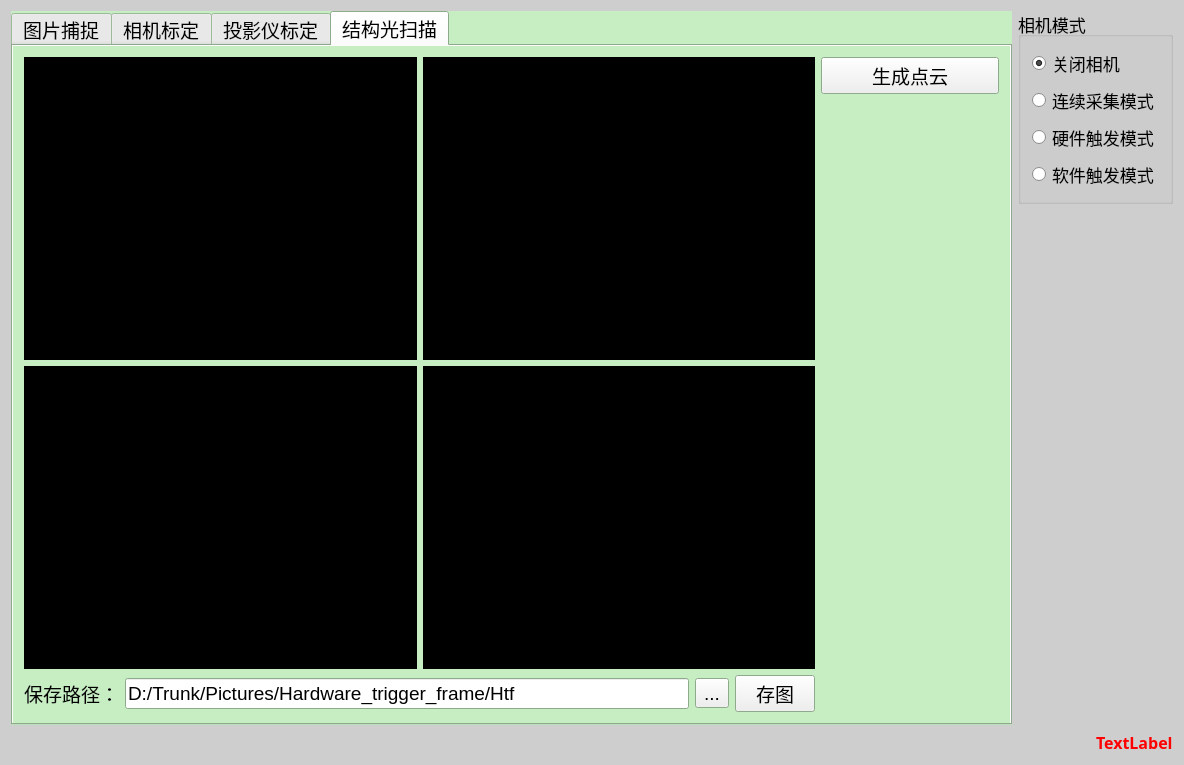
This is Products/SLight/StructureLight/mainwindow.ui in lijian103/Trunk as Qt 5 draws it before an edit. The edited form follows.
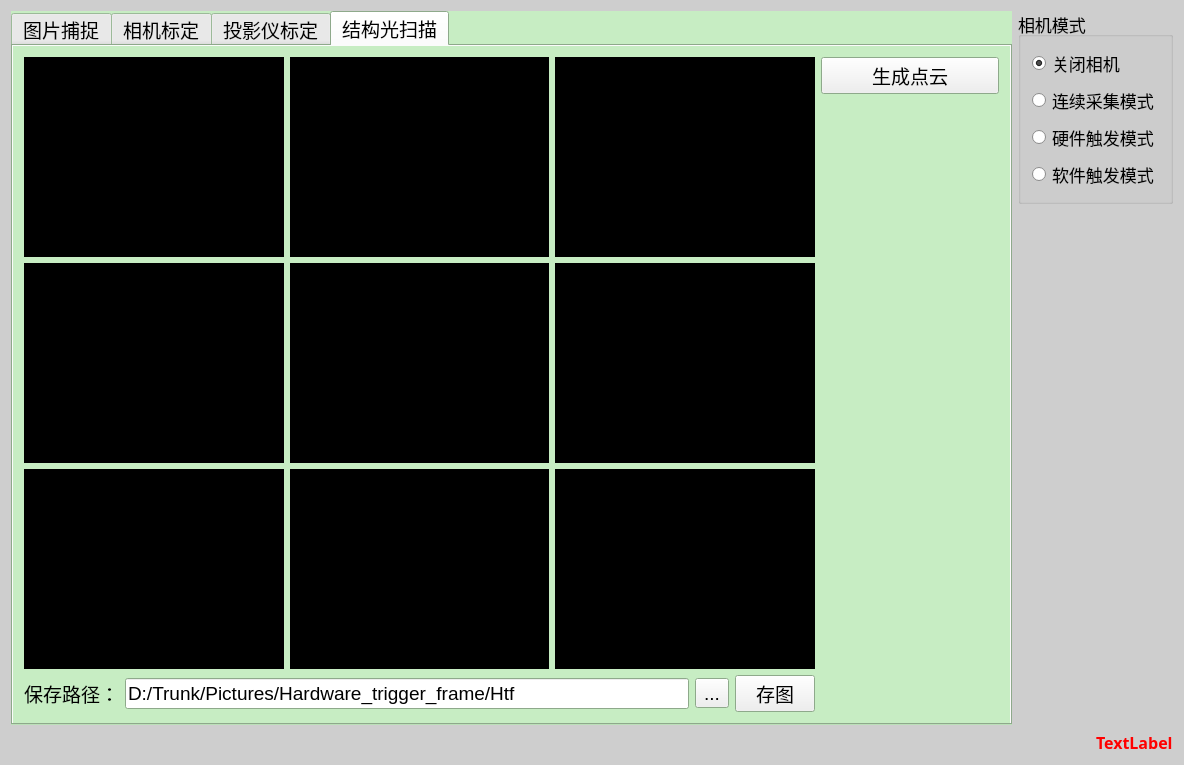
This is the edited form. The open tabs and pages were chosen to show the change. Icons and pictures are not drawn.

Patch:
```diff
--- a/Products/SLight/StructureLight/mainwindow.ui
+++ b/Products/SLight/StructureLight/mainwindow.ui
@@ -492,6 +492,160 @@
           </item>
           <item row="0" column="0">
            <layout class="QGridLayout" name="gridLayout_2">
+            <item row="0" column="1">
+             <widget class="QLabel" name="label_70_2">
+              <property name="palette">
+               <palette>
+                <active>
+                 <colorrole role="Base">
+                  <brush brushstyle="SolidPattern">
+                   <color alpha="255">
+                    <red>255</red>
+                    <green>255</green>
+                    <blue>255</blue>
+                   </color>
+                  </brush>
+                 </colorrole>
+                 <colorrole role="Window">
+                  <brush brushstyle="SolidPattern">
+                   <color alpha="255">
+                    <red>0</red>
+                    <green>0</green>
+                    <blue>0</blue>
+                   </color>
+                  </brush>
+                 </colorrole>
+                </active>
+                <inactive>
+                 <colorrole role="Base">
+                  <brush brushstyle="SolidPattern">
+                   <color alpha="255">
+                    <red>255</red>
+                    <green>255</green>
+                    <blue>255</blue>
+                   </color>
+                  </brush>
+                 </colorrole>
+                 <colorrole role="Window">
+                  <brush brushstyle="SolidPattern">
+                   <color alpha="255">
+                    <red>0</red>
+                    <green>0</green>
+                    <blue>0</blue>
+                   </color>
+                  </brush>
+                 </colorrole>
+                </inactive>
+                <disabled>
+                 <colorrole role="Base">
+                  <brush brushstyle="SolidPattern">
+                   <color alpha="255">
+                    <red>0</red>
+                    <green>0</green>
+                    <blue>0</blue>
+                   </color>
+                  </brush>
+                 </colorrole>
+                 <colorrole role="Window">
+                  <brush brushstyle="SolidPattern">
+                   <color alpha="255">
+                    <red>0</red>
+                    <green>0</green>
+                    <blue>0</blue>
+                   </color>
+                  </brush>
+                 </colorrole>
+                </disabled>
+               </palette>
+              </property>
+              <property name="autoFillBackground">
+               <bool>true</bool>
+              </property>
+              <property name="text">
+               <string/>
+              </property>
+              <property name="scaledContents">
+               <bool>true</bool>
+              </property>
+             </widget>
+            </item>
+            <item row="0" column="2">
+             <widget class="QLabel" name="label_70_3">
+              <property name="palette">
+               <palette>
+                <active>
+                 <colorrole role="Base">
+                  <brush brushstyle="SolidPattern">
+                   <color alpha="255">
+                    <red>255</red>
+                    <green>255</green>
+                    <blue>255</blue>
+                   </color>
+                  </brush>
+                 </colorrole>
+                 <colorrole role="Window">
+                  <brush brushstyle="SolidPattern">
+                   <color alpha="255">
+                    <red>0</red>
+                    <green>0</green>
+                    <blue>0</blue>
+                   </color>
+                  </brush>
+                 </colorrole>
+                </active>
+                <inactive>
+                 <colorrole role="Base">
+                  <brush brushstyle="SolidPattern">
+                   <color alpha="255">
+                    <red>255</red>
+                    <green>255</green>
+                    <blue>255</blue>
+                   </color>
+                  </brush>
+                 </colorrole>
+                 <colorrole role="Window">
+                  <brush brushstyle="SolidPattern">
+                   <color alpha="255">
+                    <red>0</red>
+                    <green>0</green>
+                    <blue>0</blue>
+                   </color>
+                  </brush>
+                 </colorrole>
+                </inactive>
+                <disabled>
+                 <colorrole role="Base">
+                  <brush brushstyle="SolidPattern">
+                   <color alpha="255">
+                    <red>0</red>
+                    <green>0</green>
+                    <blue>0</blue>
+                   </color>
+                  </brush>
+                 </colorrole>
+                 <colorrole role="Window">
+                  <brush brushstyle="SolidPattern">
+                   <color alpha="255">
+                    <red>0</red>
+                    <green>0</green>
+                    <blue>0</blue>
+                   </color>
+                  </brush>
+                 </colorrole>
+                </disabled>
+               </palette>
+              </property>
+              <property name="autoFillBackground">
+               <bool>true</bool>
+              </property>
+              <property name="text">
+               <string/>
+              </property>
+              <property name="scaledContents">
+               <bool>true</bool>
+              </property>
+             </widget>
+            </item>
             <item row="0" column="0">
              <widget class="QLabel" name="label_5">
               <property name="sizePolicy">
@@ -575,8 +729,8 @@
               </property>
              </widget>
             </item>
-            <item row="0" column="1">
-             <widget class="QLabel" name="label_6">
+            <item row="2" column="2">
+             <widget class="QLabel" name="label_59_3">
               <property name="palette">
                <palette>
                 <active>
@@ -647,13 +801,81 @@
               <property name="text">
                <string/>
               </property>
-              <property name="scaledContents">
+             </widget>
+            </item>
+            <item row="2" column="0">
+             <widget class="QLabel" name="label_59_1">
+              <property name="palette">
+               <palette>
+                <active>
+                 <colorrole role="Base">
+                  <brush brushstyle="SolidPattern">
+                   <color alpha="255">
+                    <red>255</red>
+                    <green>255</green>
+                    <blue>255</blue>
+                   </color>
+                  </brush>
+                 </colorrole>
+                 <colorrole role="Window">
+                  <brush brushstyle="SolidPattern">
+                   <color alpha="255">
+                    <red>0</red>
+                    <green>0</green>
+                    <blue>0</blue>
+                   </color>
+                  </brush>
+                 </colorrole>
+                </active>
+                <inactive>
+                 <colorrole role="Base">
+                  <brush brushstyle="SolidPattern">
+                   <color alpha="255">
+                    <red>255</red>
+                    <green>255</green>
+                    <blue>255</blue>
+                   </color>
+                  </brush>
+                 </colorrole>
+                 <colorrole role="Window">
+                  <brush brushstyle="SolidPattern">
+                   <color alpha="255">
+                    <red>0</red>
+                    <green>0</green>
+                    <blue>0</blue>
+                   </color>
+                  </brush>
+                 </colorrole>
+                </inactive>
+                <disabled>
+                 <colorrole role="Base">
+                  <brush brushstyle="SolidPattern">
+                   <color alpha="255">
+                    <red>0</red>
+                    <green>0</green>
+                    <blue>0</blue>
+                   </color>
+                  </brush>
+                 </colorrole>
+                 <colorrole role="Window">
+                  <brush brushstyle="SolidPattern">
+                   <color alpha="255">
+                    <red>0</red>
+                    <green>0</green>
+                    <blue>0</blue>
+                   </color>
+                  </brush>
+                 </colorrole>
+                </disabled>
+               </palette>
+              </property>
+              <property name="autoFillBackground">
                <bool>true</bool>
               </property>
              </widget>
             </item>
-            <item row="1" column="1">
-             <widget class="QLabel" name="label_8">
+            <item row="1" column="0">
+             <widget class="QLabel" name="label_64_1">
               <property name="palette">
                <palette>
                 <active>
@@ -732,8 +954,8 @@
               </property>
              </widget>
             </item>
-            <item row="1" column="0">
-             <widget class="QLabel" name="label_7">
+            <item row="1" column="1">
+             <widget class="QLabel" name="label_64_2">
               <property name="palette">
                <palette>
                 <active>
@@ -804,8 +1026,153 @@
               <property name="text">
                <string/>
               </property>
-              <property name="scaledContents">
+             </widget>
+            </item>
+            <item row="1" column="2">
+             <widget class="QLabel" name="label_64_3">
+              <property name="palette">
+               <palette>
+                <active>
+                 <colorrole role="Base">
+                  <brush brushstyle="SolidPattern">
+                   <color alpha="255">
+                    <red>255</red>
+                    <green>255</green>
+                    <blue>255</blue>
+                   </color>
+                  </brush>
+                 </colorrole>
+                 <colorrole role="Window">
+                  <brush brushstyle="SolidPattern">
+                   <color alpha="255">
+                    <red>0</red>
+                    <green>0</green>
+                    <blue>0</blue>
+                   </color>
+                  </brush>
+                 </colorrole>
+                </active>
+                <inactive>
+                 <colorrole role="Base">
+                  <brush brushstyle="SolidPattern">
+                   <color alpha="255">
+                    <red>255</red>
+                    <green>255</green>
+                    <blue>255</blue>
+                   </color>
+                  </brush>
+                 </colorrole>
+                 <colorrole role="Window">
+                  <brush brushstyle="SolidPattern">
+                   <color alpha="255">
+                    <red>0</red>
+                    <green>0</green>
+                    <blue>0</blue>
+                   </color>
+                  </brush>
+                 </colorrole>
+                </inactive>
+                <disabled>
+                 <colorrole role="Base">
+                  <brush brushstyle="SolidPattern">
+                   <color alpha="255">
+                    <red>0</red>
+                    <green>0</green>
+                    <blue>0</blue>
+                   </color>
+                  </brush>
+                 </colorrole>
+                 <colorrole role="Window">
+                  <brush brushstyle="SolidPattern">
+                   <color alpha="255">
+                    <red>0</red>
+                    <green>0</green>
+                    <blue>0</blue>
+                   </color>
+                  </brush>
+                 </colorrole>
+                </disabled>
+               </palette>
+              </property>
+              <property name="autoFillBackground">
                <bool>true</bool>
+              </property>
+              <property name="text">
+               <string/>
+              </property>
+             </widget>
+            </item>
+            <item row="2" column="1">
+             <widget class="QLabel" name="label_59_2">
+              <property name="palette">
+               <palette>
+                <active>
+                 <colorrole role="Base">
+                  <brush brushstyle="SolidPattern">
+                   <color alpha="255">
+                    <red>255</red>
+                    <green>255</green>
+                    <blue>255</blue>
+                   </color>
+                  </brush>
+                 </colorrole>
+                 <colorrole role="Window">
+                  <brush brushstyle="SolidPattern">
+                   <color alpha="255">
+                    <red>0</red>
+                    <green>0</green>
+                    <blue>0</blue>
+                   </color>
+                  </brush>
+                 </colorrole>
+                </active>
+                <inactive>
+                 <colorrole role="Base">
+                  <brush brushstyle="SolidPattern">
+                   <color alpha="255">
+                    <red>255</red>
+                    <green>255</green>
+                    <blue>255</blue>
+                   </color>
+                  </brush>
+                 </colorrole>
+                 <colorrole role="Window">
+                  <brush brushstyle="SolidPattern">
+                   <color alpha="255">
+                    <red>0</red>
+                    <green>0</green>
+                    <blue>0</blue>
+                   </color>
+                  </brush>
+                 </colorrole>
+                </inactive>
+                <disabled>
+                 <colorrole role="Base">
+                  <brush brushstyle="SolidPattern">
+                   <color alpha="255">
+                    <red>0</red>
+                    <green>0</green>
+                    <blue>0</blue>
+                   </color>
+                  </brush>
+                 </colorrole>
+                 <colorrole role="Window">
+                  <brush brushstyle="SolidPattern">
+                   <color alpha="255">
+                    <red>0</red>
+                    <green>0</green>
+                    <blue>0</blue>
+                   </color>
+                  </brush>
+                 </colorrole>
+                </disabled>
+               </palette>
+              </property>
+              <property name="autoFillBackground">
+               <bool>true</bool>
+              </property>
+              <property name="text">
+               <string/>
               </property>
              </widget>
             </item>
```
Left out of the diff: 11 changed lines with no effect on the pictures.
